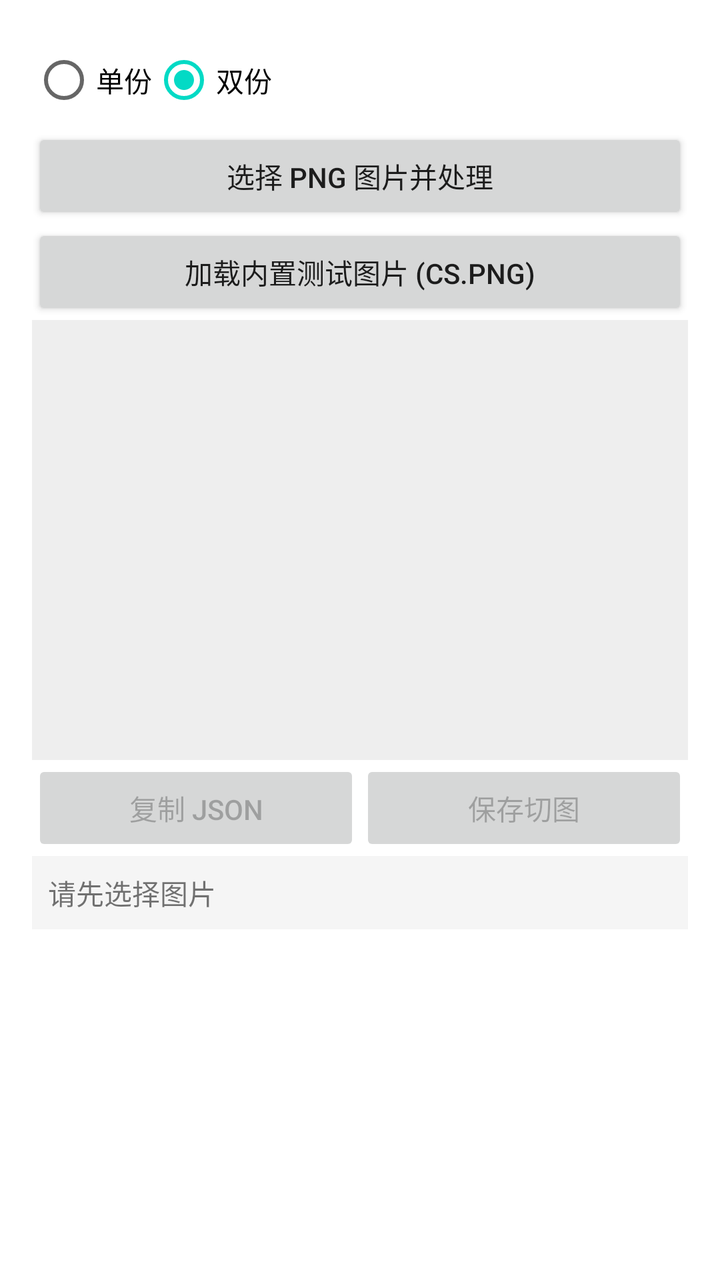
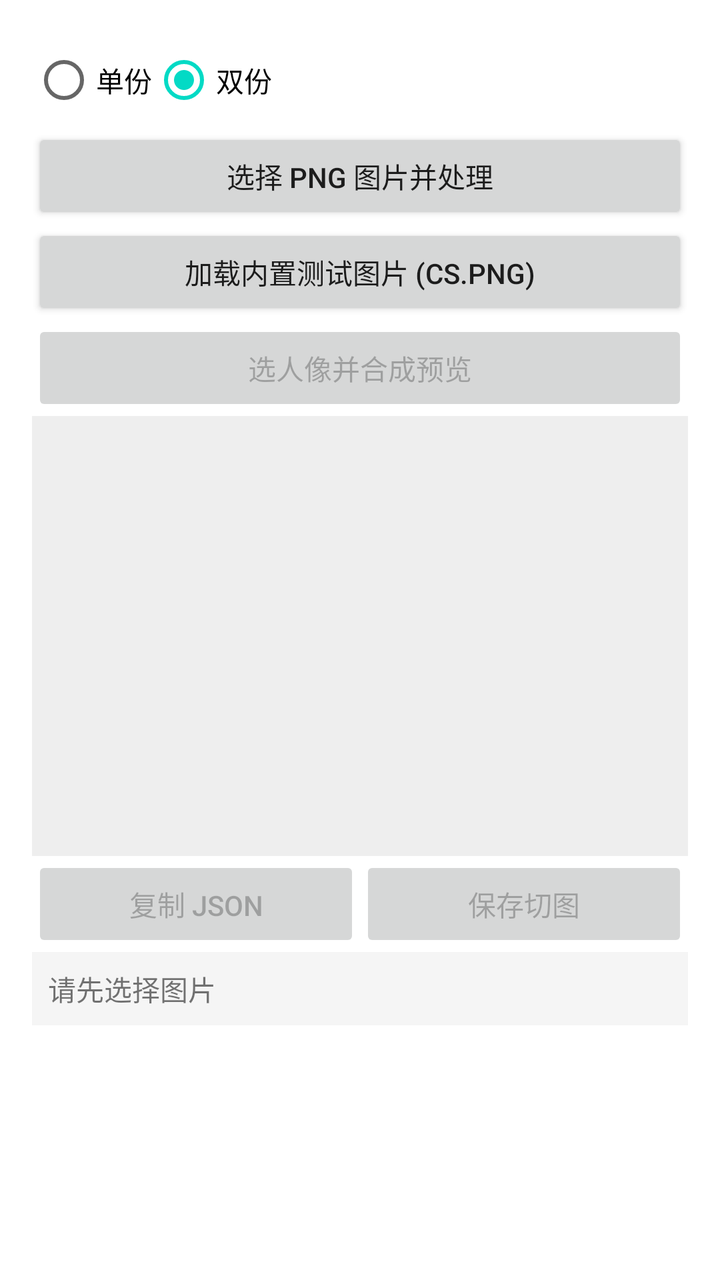

An Android layout rendered at two revisions. The XML below is the earlier revision; the diff shows what the commit changed to produce the second picture.
<!-- AndroidManifest.xml: application theme Theme.LibPic -->
<!-- res/layout/activity_main.xml -->
<?xml version="1.0" encoding="utf-8"?>
<LinearLayout xmlns:android="http://schemas.android.com/apk/res/android"
    android:layout_width="match_parent"
    android:layout_height="match_parent"
    android:orientation="vertical"
    android:padding="16dp">

    
    <RadioGroup
        android:id="@+id/modeGroup"
        android:layout_width="wrap_content"
        android:layout_height="wrap_content"
        android:orientation="horizontal">

        <RadioButton
            android:id="@+id/singleRadio"
            android:layout_width="wrap_content"
            android:layout_height="wrap_content"
            android:text="单份" />

        <RadioButton
            android:id="@+id/doubleRadio"
            android:layout_width="wrap_content"
            android:layout_height="wrap_content"
            android:checked="true"
            android:text="双份" />
    </RadioGroup>

    
    <Button
        android:id="@+id/selectButton"
        android:layout_width="match_parent"
        android:layout_height="wrap_content"
        android:text="选择 PNG 图片并处理" />

    <Button
        android:id="@+id/testButton"
        android:layout_width="match_parent"
        android:layout_height="wrap_content"
        android:text="加载内置测试图片 (cs.png)" />

    
    <ProgressBar
        android:id="@+id/progressBar"
        android:layout_width="wrap_content"
        android:layout_height="wrap_content"
        android:layout_gravity="center_horizontal"
        android:visibility="gone" />

    
    <ImageView
        android:id="@+id/imageView"
        android:layout_width="match_parent"
        android:layout_height="220dp"
        android:background="#EEEEEE"
        android:scaleType="fitCenter" />

    
    <LinearLayout
        android:layout_width="match_parent"
        android:layout_height="wrap_content"
        android:orientation="horizontal">

        <Button
            android:id="@+id/copyButton"
            android:layout_width="0dp"
            android:layout_height="wrap_content"
            android:layout_weight="1"
            android:enabled="false"
            android:text="复制 JSON" />

        <Button
            android:id="@+id/saveButton"
            android:layout_width="0dp"
            android:layout_height="wrap_content"
            android:layout_weight="1"
            android:enabled="false"
            android:text="保存切图" />
    </LinearLayout>

    
    <ScrollView
        android:layout_width="match_parent"
        android:layout_height="0dp"
        android:layout_weight="1">

        <TextView
            android:id="@+id/jsonTextView"
            android:layout_width="match_parent"
            android:layout_height="wrap_content"
            android:background="#F5F5F5"
            android:fontFamily="monospace"
            android:padding="8dp"
            android:text="请先选择图片" />
    </ScrollView>

</LinearLayout>
<!-- resources referenced by this layout -->
<resources>
  <style name="Theme.LibPic" parent="Theme.MaterialComponents.DayNight.DarkActionBar">
          
          <item name="colorPrimary">@color/purple_500</item>
          <item name="colorPrimaryVariant">@color/purple_700</item>
          <item name="colorOnPrimary">@color/white</item>
          
          <item name="colorSecondary">@color/teal_200</item>
          <item name="colorSecondaryVariant">@color/teal_700</item>
          <item name="colorOnSecondary">@color/black</item>
          
          <item name="android:statusBarColor" tools:targetApi="l">?attr/colorPrimaryVariant</item>
          
      </style>
  <color name="purple_500">#FF6200EE</color>
  <color name="purple_700">#FF3700B3</color>
  <color name="white">#FFFFFFFF</color>
  <color name="teal_200">#FF03DAC5</color>
  <color name="teal_700">#FF018786</color>
  <color name="black">#FF000000</color>
</resources>

<!-- the commit's change to res/layout/activity_main.xml (unified diff, before → after) -->
@@ -38,6 +38,13 @@
         android:layout_width="match_parent"
         android:layout_height="wrap_content"
         android:text="加载内置测试图片 (cs.png)" />
+
+    <Button
+        android:id="@+id/composeButton"
+        android:layout_width="match_parent"
+        android:layout_height="wrap_content"
+        android:enabled="false"
+        android:text="选人像并合成预览" />
 
     
     <ProgressBar
